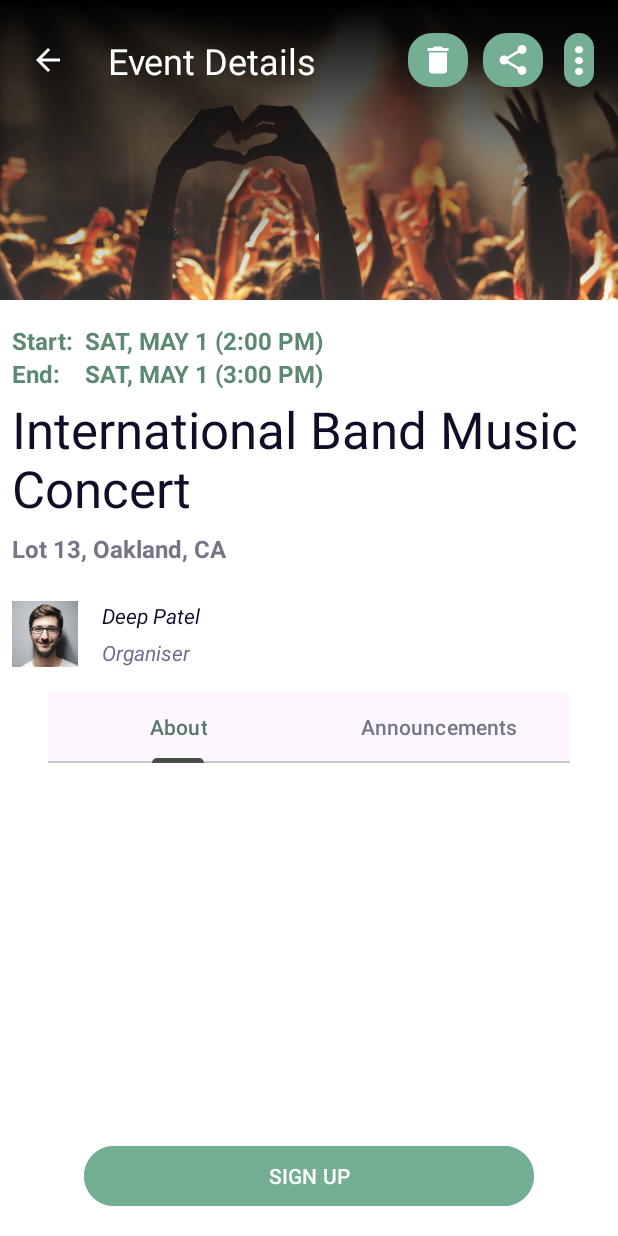
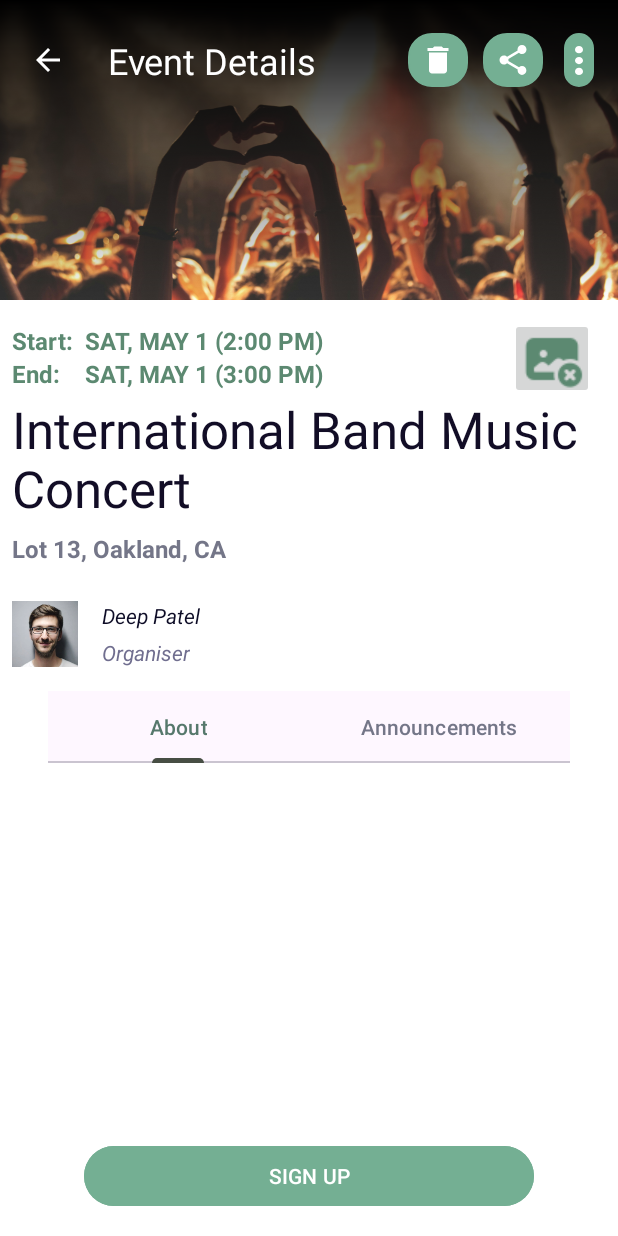
Before and after one commit to CMPUT301W24T52/HotJava, an Android app: the EventDetailsActivity screen opened directly, with no data from a screen before it, on a phone screen of 412 x 824 dp. Run offline under Robolectric (Android 15) with nearby library versions, the phone set to English and light mode, and no system bars; our stand-ins replace Firebase (no records; nobody signed in at launch, a user with empty details on screens opened directly); 9 statements that could not run were skipped.

Commit message:
added remove poster button functionality in event details page

```diff
--- a/HotEvents/app/src/main/java/com/example/hotevents/EditProfileActivity.java
+++ b/HotEvents/app/src/main/java/com/example/hotevents/EditProfileActivity.java
@@ -27,7 +27,7 @@ import de.hdodenhof.circleimageview.CircleImageView;
 /**
  * EditProfileActivity allows users to edit their profile information and profile photo.
  */
-public class EditProfileActivity extends AppCompatActivity {
+public class    EditProfileActivity extends AppCompatActivity {
     private static final int IMAGE_PICK_REQUEST_CODE = 1;
 
     // UI elements
--- a/HotEvents/app/src/main/java/com/example/hotevents/EventDetailsActivity.java
+++ b/HotEvents/app/src/main/java/com/example/hotevents/EventDetailsActivity.java
@@ -68,6 +68,8 @@ public class EventDetailsActivity extends AppCompatActivity {
     TextView organiserName;
     TextView eventLocation;
     String eventId;
+
+    String posterStr;
     String myeventTitle;
     String organizerId;
     String orgfcmToken;
@@ -138,7 +140,21 @@ public class EventDetailsActivity extends AppCompatActivity {
             }
         });
 
-
+        // Find the remove poster button
+        ImageButton removePosterButton = findViewById(R.id.remove_poster_button);
+        // Set OnClickListener for the button
+        removePosterButton.setOnClickListener(new View.OnClickListener() {
+            @Override
+            public void onClick(View v) {
+                // Call method to remove the poster
+                db.collection("Events").document(eventId).update("Poster", "")
+                        .addOnSuccessListener(aVoid -> Log.d("Remove Poster", "Remove Poster  updated successfully"))
+                        .addOnFailureListener(e -> Log.e("Remove Poster", "Error updating Remove Poster ", e));
+//                posterStr="";
+//                myEvent.setPosterStr(posterStr);
+                //removePoster();
+            }
+        });
 
         signUpButton = findViewById(R.id.check_in_button);
         // Hide
@@ -165,6 +181,13 @@ public class EventDetailsActivity extends AppCompatActivity {
                 }
             });
         }
+    }
+
+    // Method to remove the poster and update with a default one
+    private void removePoster() {
+        myEvent.setPosterStr(""); // Assuming default_poster is your default image resource
+        // You may need to update the poster in your Firebase database or storage as well
+        // For simplicity, I'm assuming you're just updating the ImageView in the UI
     }
 
     /**
@@ -430,7 +453,9 @@ public class EventDetailsActivity extends AppCompatActivity {
         if (myEvent.getEventId() != null) {
             eventId = myEvent.getEventId();
         }
-
+        if (myEvent.getPosterStr() != null) {
+             posterStr = myEvent.getPosterStr();
+        }
         if (myEvent.getOrganiserId() != null) {
             organizerId = myEvent.getOrganiserId();
         }
--- a/HotEvents/app/src/main/res/layout/activity_event_details.xml
+++ b/HotEvents/app/src/main/res/layout/activity_event_details.xml
@@ -81,8 +81,18 @@
         android:textColor="#5C8971"
         android:textSize="16sp"
         android:textStyle="bold"
+        app:layout_constraintEnd_toStartOf="@+id/remove_poster_button"
+        app:layout_constraintStart_toEndOf="@+id/start_title"
+        app:layout_constraintTop_toBottomOf="@+id/eventImage" />
+
+    <ImageButton
+        android:id="@+id/remove_poster_button"
+        android:layout_width="56dp"
+        android:layout_height="54dp"
+        android:layout_marginTop="12dp"
+        android:layout_marginEnd="16dp"
+        android:src="@drawable/ic_remove_poster"
         app:layout_constraintEnd_toEndOf="parent"
-        app:layout_constraintStart_toEndOf="@+id/start_title"
         app:layout_constraintTop_toBottomOf="@+id/eventImage" />
 
     <TextView
@@ -91,13 +101,15 @@
         android:layout_height="wrap_content"
         android:layout_marginStart="8dp"
         android:layout_marginEnd="8dp"
+        android:layout_marginBottom="7dp"
         android:text="SAT, MAY 1 (3:00 PM)"
         android:textColor="#5C8971"
         android:textSize="16sp"
         android:textStyle="bold"
-        app:layout_constraintEnd_toEndOf="parent"
+        app:layout_constraintBottom_toTopOf="@+id/event_title"
+        app:layout_constraintEnd_toStartOf="@+id/remove_poster_button"
         app:layout_constraintStart_toEndOf="@+id/end_title"
-        app:layout_constraintTop_toBottomOf="@id/event_start_date" />
+        app:layout_constraintTop_toBottomOf="@+id/event_start_date" />
 
     <TextView
         android:id="@+id/event_title"
```
Also changed, not shown: HotEvents/app/src/main/res/drawable/ic_remove_poster.png (added).
